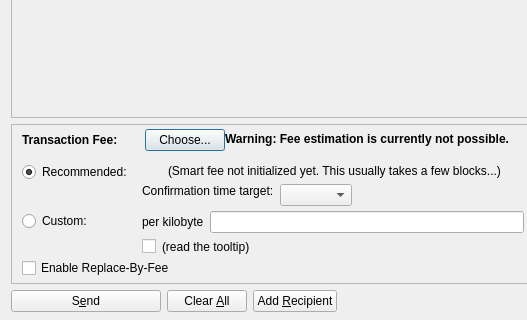
Before: the Qt Designer form src/qt/forms/sendcoinsdialog.ui in genesis-extensions/genesis, drawn with Qt 5; both pictures show x 0 to 527 and y 206 to 526 of the 850 by 526 pixel window.
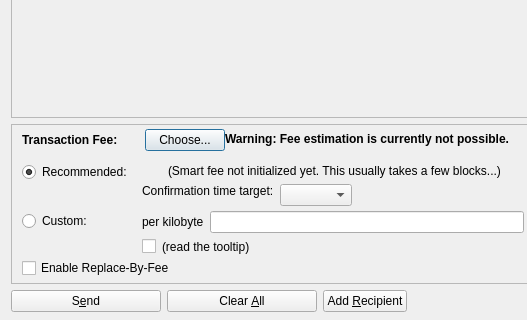
After: the same form once the commit is applied. Icons and pictures are not drawn. Custom widgets are drawn as their Qt base class.

```diff
--- a/src/qt/forms/sendcoinsdialog.ui
+++ b/src/qt/forms/sendcoinsdialog.ui
@@ -1166,11 +1166,11 @@
      </item>
      <item>
       <widget class="QPushButton" name="clearButton">
-       <property name="sizePolicy">
-        <sizepolicy hsizetype="Minimum" vsizetype="Fixed">
-         <horstretch>0</horstretch>
-         <verstretch>0</verstretch>
-        </sizepolicy>
+       <property name="minimumSize">
+        <size>
+         <width>150</width>
+         <height>0</height>
+        </size>
        </property>
        <property name="toolTip">
         <string>Clear all fields of the form.</string>
@@ -1185,6 +1185,9 @@
        <property name="autoDefault">
         <bool>false</bool>
        </property>
+       <property name="default">
+        <bool>false</bool>
+       </property>
       </widget>
      </item>
      <item>
```
